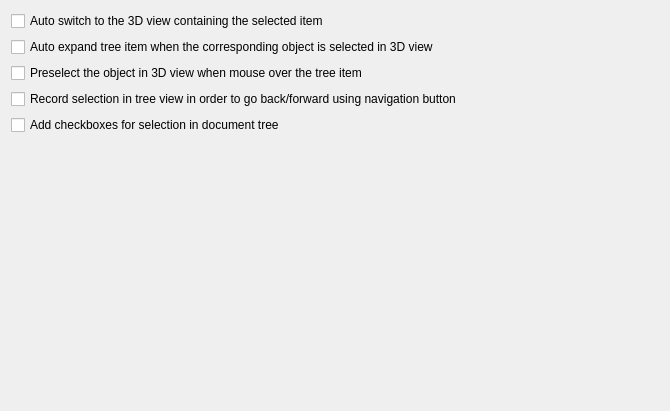
Before: the Qt Designer form src/Gui/DlgSettingsSelection.ui in LabRPS/LabRPS, drawn with Qt 5.
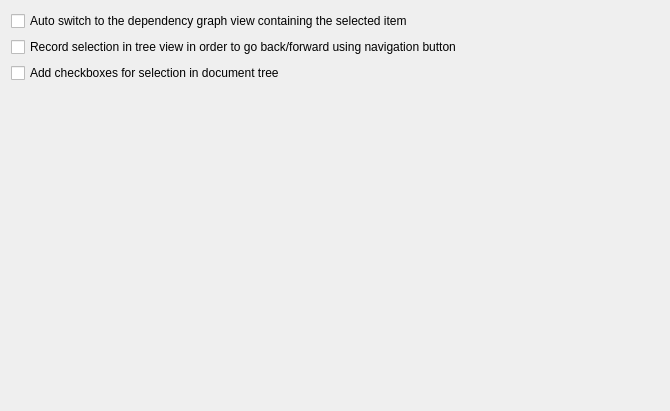
After: the same form once the commit is applied.

The edit to the form file:
```diff
--- a/src/Gui/DlgSettingsSelection.ui
+++ b/src/Gui/DlgSettingsSelection.ui
@@ -17,21 +17,7 @@
    <item row="0" column="0">
     <widget class="QCheckBox" name="checkBoxAutoSwitch">
      <property name="text">
-      <string>Auto switch to the 3D view containing the selected item</string>
-     </property>
-    </widget>
-   </item>
-   <item row="1" column="0">
-    <widget class="QCheckBox" name="checkBoxAutoExpand">
-     <property name="text">
-      <string>Auto expand tree item when the corresponding object is selected in 3D view</string>
-     </property>
-    </widget>
-   </item>
-   <item row="2" column="0">
-    <widget class="QCheckBox" name="checkBoxPreselect">
-     <property name="text">
-      <string>Preselect the object in 3D view when mouse over the tree item</string>
+      <string>Auto switch to the dependency graph view containing the selected item</string>
      </property>
     </widget>
    </item>
```
